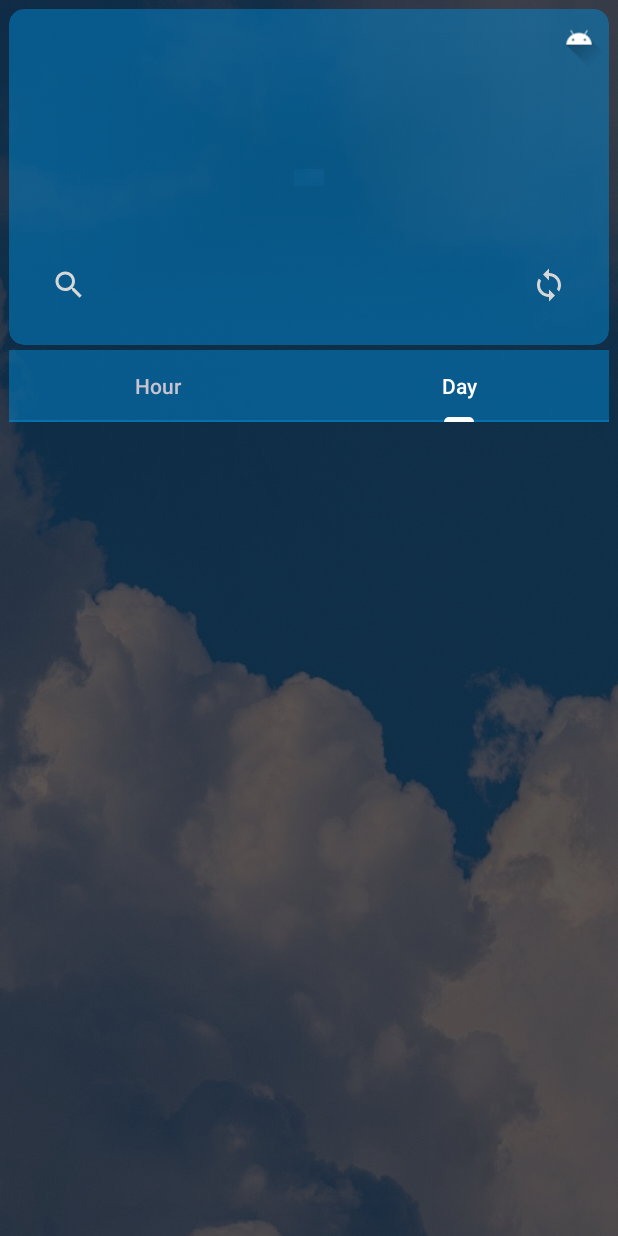
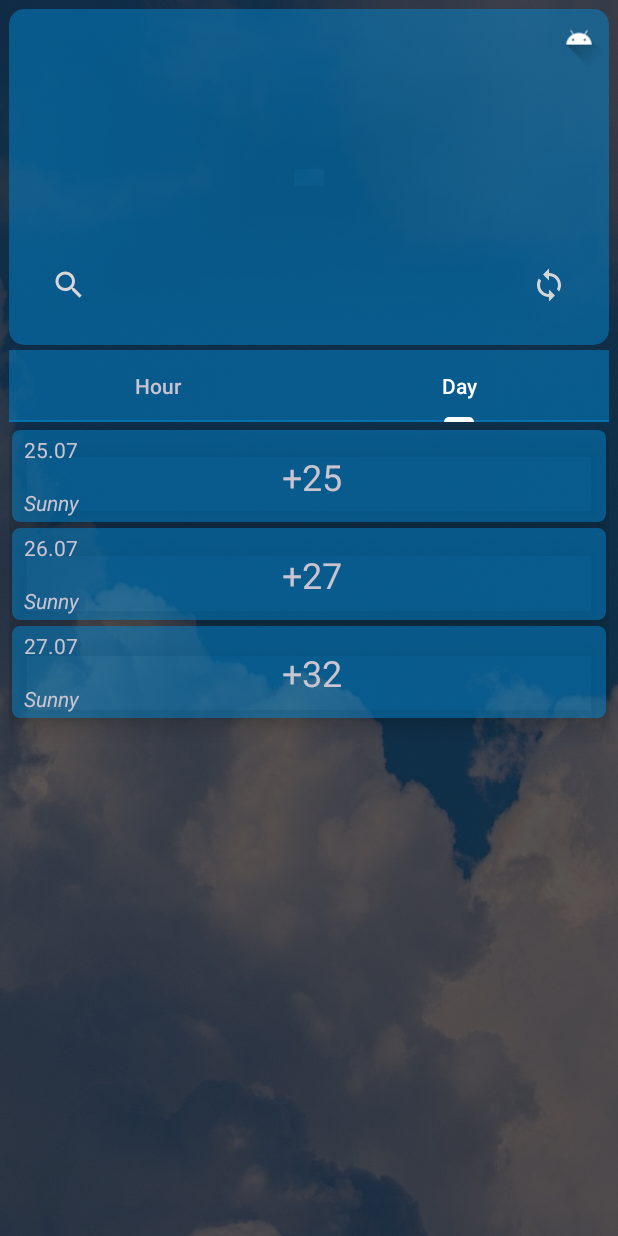
Before and after one commit to PopovGitProjects/WeatherForecastAppCourse, an Android app: the screen it shows after launch (MainActivity), tab 2 chosen, on a phone screen of 412 x 824 dp. Run offline under Robolectric (Android 15) with nearby library versions, the phone set to English and light mode, and no system bars; our stand-ins replace Volley; network calls fail; pictures from the network do not load; Roboto replaces fonts that are not available here.

Commit message:
Подключил RecyclerViewAdapter.kt в fragment_day_forecast.xml и fragment_hour_forecast.xml. Создал метод получения JSON с API.

```diff
--- a/app/src/main/AndroidManifest.xml
+++ b/app/src/main/AndroidManifest.xml
@@ -1,7 +1,6 @@
 <?xml version="1.0" encoding="utf-8"?>
 <manifest xmlns:android="http://schemas.android.com/apk/res/android"
-    xmlns:tools="http://schemas.android.com/tools"
-    package="com.example.weatherforecastappcourse">
+    xmlns:tools="http://schemas.android.com/tools">
     <uses-permission android:name="android.permission.INTERNET"/>
     <uses-permission android:name="android.permission.ACCESS_COARSE_LOCATION"/>
     <uses-permission android:name="android.permission.ACCESS_FINE_LOCATION"/>
--- /dev/null
+++ b/app/src/main/java/com/example/weatherforecastappcourse/RequestWeatherData.kt
@@ -0,0 +1,33 @@
+package com.example.weatherforecastappcourse
+
+import android.content.Context
+import android.util.Log
+import com.android.volley.Request
+import com.android.volley.toolbox.StringRequest
+import com.android.volley.toolbox.Volley
+import com.example.weatherforecastappcourse.constants.Const
+
+class RequestWeatherData {
+    fun requestWeatherData(city: String, context: Context){
+        val url = Const.API_URL +
+                Const.API_KEY +
+                "&q=" +
+                city +
+                "&days=" +
+                "5" +
+                "&aqi=no" +
+                "&alerts=no"
+        val queue = Volley.newRequestQueue(context)
+        val request = StringRequest(
+            Request.Method.GET,
+            url,
+            {
+                    result -> Log.d("My", "JSON Result: $result")
+            },
+            {
+                    error -> Log.e("My", "Volley ERROR: $error")
+            }
+        )
+        queue.add(request)
+    }
+}
--- a/app/src/main/java/com/example/weatherforecastappcourse/adapters/RecyclerViewAdapter.kt
+++ b/app/src/main/java/com/example/weatherforecastappcourse/adapters/RecyclerViewAdapter.kt
@@ -10,8 +10,7 @@ import com.example.weatherforecastappcourse.constants.Const
 import com.example.weatherforecastappcourse.databinding.ForecastItemBinding
 import com.example.weatherforecastappcourse.models.WeatherModel
 
-class RecyclerViewAdapter(dataSet: ArrayList<WeatherModel>, typeWeatherData: String): ListAdapter<WeatherModel, RecyclerViewAdapter.Holder>(Comporator()){
-    private val aDataSet = arrayListOf<WeatherModel>()
+class RecyclerViewAdapter(typeWeatherData: String): ListAdapter<WeatherModel, RecyclerViewAdapter.Holder>(Comparator()){
     private val aTypeWeatherData = typeWeatherData
 
     class Holder(private val binding: ForecastItemBinding, aTypeWeatherData: String): RecyclerView.ViewHolder(binding.root) {
@@ -31,7 +30,7 @@ class RecyclerViewAdapter(dataSet: ArrayList<WeatherModel>, typeWeatherData: Str
             }
         }
     }
-    class Comporator: DiffUtil.ItemCallback<WeatherModel>(){
+    class Comparator: DiffUtil.ItemCallback<WeatherModel>(){
         override fun areItemsTheSame(oldItem: WeatherModel, newItem: WeatherModel): Boolean {
             return oldItem == newItem
         }
--- a/app/src/main/java/com/example/weatherforecastappcourse/constants/Const.kt
+++ b/app/src/main/java/com/example/weatherforecastappcourse/constants/Const.kt
@@ -3,4 +3,7 @@ package com.example.weatherforecastappcourse.constants
 object Const {
     const val CURRENT = "Current"
     const val HOUR = "Hour"
+    const val API_KEY = "6cf520d6cc6f411587f110159223005"
+    const val API_URL = "https://api.weatherapi.com/v1/forecast.json?key="
+
 }
--- a/app/src/main/java/com/example/weatherforecastappcourse/fragments/DayForecastFragment.kt
+++ b/app/src/main/java/com/example/weatherforecastappcourse/fragments/DayForecastFragment.kt
@@ -1,33 +1,54 @@
 package com.example.weatherforecastappcourse.fragments
 
-import androidx.lifecycle.ViewModelProvider
 import android.os.Bundle
-import androidx.fragment.app.Fragment
 import android.view.LayoutInflater
 import android.view.View
 import android.view.ViewGroup
-import com.example.weatherforecastappcourse.R
-import com.example.weatherforecastappcourse.models.viewmodels.DayForecastViewModel
+import androidx.fragment.app.Fragment
+import androidx.recyclerview.widget.LinearLayoutManager
+import com.example.weatherforecastappcourse.adapters.RecyclerViewAdapter
+import com.example.weatherforecastappcourse.constants.Const
+import com.example.weatherforecastappcourse.databinding.FragmentDayForecastBinding
+import com.example.weatherforecastappcourse.models.WeatherModel
 
 class DayForecastFragment : Fragment() {
+
+    private var _binding: FragmentDayForecastBinding? = null
+    private val binding get() = _binding!!
+    private var adapter: RecyclerViewAdapter? = null
+
+    private val dataSet = arrayListOf(
+        WeatherModel("", "25.07", "Sunny", "", "+25", "", "", ""),
+        WeatherModel("", "26.07", "Sunny", "", "+27", "", "", ""),
+        WeatherModel("", "27.07", "Sunny", "", "+32", "", "", "")
+    )
 
     companion object {
         fun newInstance() = DayForecastFragment()
     }
 
-    private lateinit var viewModel: DayForecastViewModel
-
     override fun onCreateView(
         inflater: LayoutInflater, container: ViewGroup?,
         savedInstanceState: Bundle?
-    ): View? {
-        return inflater.inflate(R.layout.fragment_day_forecast, container, false)
+    ): View {
+        _binding = FragmentDayForecastBinding.inflate(inflater, container, false)
+        return binding.root
     }
 
-    override fun onActivityCreated(savedInstanceState: Bundle?) {
-        super.onActivityCreated(savedInstanceState)
-        viewModel = ViewModelProvider(this).get(DayForecastViewModel::class.java)
-        // TODO: Use the ViewModel
+    override fun onViewCreated(view: View, savedInstanceState: Bundle?) {
+        super.onViewCreated(view, savedInstanceState)
+        initRecyclerView()
     }
 
+    private fun initRecyclerView() = with(binding){
+        recyclerViewDay.layoutManager = LinearLayoutManager(activity)
+        adapter = RecyclerViewAdapter(Const.CURRENT)
+        recyclerViewDay.adapter = adapter
+        adapter!!.submitList(dataSet)
+    }
+
+    override fun onDestroy() {
+        super.onDestroy()
+        _binding = null
+    }
 }
--- a/app/src/main/java/com/example/weatherforecastappcourse/fragments/HourForecastFragment.kt
+++ b/app/src/main/java/com/example/weatherforecastappcourse/fragments/HourForecastFragment.kt
@@ -1,33 +1,55 @@
 package com.example.weatherforecastappcourse.fragments
 
-import androidx.lifecycle.ViewModelProvider
 import android.os.Bundle
-import androidx.fragment.app.Fragment
 import android.view.LayoutInflater
 import android.view.View
 import android.view.ViewGroup
-import com.example.weatherforecastappcourse.R
-import com.example.weatherforecastappcourse.models.viewmodels.HourForecastViewModel
+import androidx.fragment.app.Fragment
+import androidx.recyclerview.widget.LinearLayoutManager
+import com.example.weatherforecastappcourse.adapters.RecyclerViewAdapter
+import com.example.weatherforecastappcourse.constants.Const
+import com.example.weatherforecastappcourse.databinding.FragmentHourForecastBinding
+import com.example.weatherforecastappcourse.models.WeatherModel
 
 class HourForecastFragment : Fragment() {
+
+    private var _binding: FragmentHourForecastBinding? = null
+    private val binding get() = _binding!!
+    private var adapter: RecyclerViewAdapter? = null
+
+    private val dataSet = arrayListOf(
+        WeatherModel("", "12:00", "Sunny", "", "", "", "", "+22"),
+        WeatherModel("", "13:00", "Sunny", "", "", "", "", "+23"),
+        WeatherModel("", "14:00", "Sunny", "", "", "", "", "+25")
+    )
 
     companion object {
         fun newInstance() = HourForecastFragment()
     }
 
-    private lateinit var viewModel: HourForecastViewModel
-
     override fun onCreateView(
         inflater: LayoutInflater, container: ViewGroup?,
         savedInstanceState: Bundle?
-    ): View? {
-        return inflater.inflate(R.layout.fragment_hour_forecast, container, false)
+    ): View {
+        _binding = FragmentHourForecastBinding.inflate(inflater, container, false)
+        return binding.root
     }
 
-    override fun onActivityCreated(savedInstanceState: Bundle?) {
-        super.onActivityCreated(savedInstanceState)
-        viewModel = ViewModelProvider(this).get(HourForecastViewModel::class.java)
-        // TODO: Use the ViewModel
+    override fun onViewCreated(view: View, savedInstanceState: Bundle?) {
+        super.onViewCreated(view, savedInstanceState)
+        initRecyclerView()
+    }
+
+    private fun initRecyclerView() = with(binding){
+        recyclerViewHour.layoutManager = LinearLayoutManager(activity)
+        adapter = RecyclerViewAdapter(Const.HOUR)
+        recyclerViewHour.adapter = adapter
+        adapter!!.submitList(dataSet)
+    }
+
+    override fun onDestroyView() {
+        super.onDestroyView()
+        _binding = null
     }
 
 }
--- a/app/src/main/java/com/example/weatherforecastappcourse/fragments/MainFragment.kt
+++ b/app/src/main/java/com/example/weatherforecastappcourse/fragments/MainFragment.kt
@@ -10,6 +10,7 @@ import androidx.activity.result.ActivityResultLauncher
 import androidx.activity.result.contract.ActivityResultContracts
 import androidx.fragment.app.Fragment
 import androidx.fragment.app.FragmentActivity
+import com.example.weatherforecastappcourse.RequestWeatherData
 import com.example.weatherforecastappcourse.adapters.ViewPagerAdapter
 import com.example.weatherforecastappcourse.databinding.FragmentMainBinding
 import com.google.android.material.tabs.TabLayoutMediator
@@ -41,7 +42,7 @@ class MainFragment : Fragment() {
         super.onViewCreated(view, savedInstanceState)
         checkPermission()
         init()
-
+        RequestWeatherData().requestWeatherData("Perm", requireContext())
     }
     private fun init() = with(binding){
         val adapter = ViewPagerAdapter(activity as FragmentActivity, fragmentList)
--- a/app/src/main/res/layout/fragment_day_forecast.xml
+++ b/app/src/main/res/layout/fragment_day_forecast.xml
@@ -22,7 +22,7 @@
         />
 
     <androidx.recyclerview.widget.RecyclerView
-        android:id="@+id/recyclerView"
+        android:id="@+id/recyclerViewDay"
         android:layout_width="match_parent"
         android:layout_height="match_parent"
         tools:listitem="@layout/forecast_item" />
--- a/app/src/main/res/layout/fragment_hour_forecast.xml
+++ b/app/src/main/res/layout/fragment_hour_forecast.xml
@@ -22,6 +22,7 @@
         />
 
     <androidx.recyclerview.widget.RecyclerView
+        android:id="@+id/recyclerViewHour"
         android:layout_width="match_parent"
         android:layout_height="match_parent"
         tools:listitem="@layout/forecast_item"
--- a/app/src/main/res/layout/fragment_main.xml
+++ b/app/src/main/res/layout/fragment_main.xml
@@ -153,12 +153,12 @@
         <com.google.android.material.tabs.TabItem
             android:layout_width="wrap_content"
             android:layout_height="wrap_content"
-            android:text="Monday" />
+            android:text="@string/monday" />
 
         <com.google.android.material.tabs.TabItem
             android:layout_width="wrap_content"
             android:layout_height="wrap_content"
-            android:text="Tuesday" />
+            android:text="@string/tuesday" />
 
     </com.google.android.material.tabs.TabLayout>
 
--- a/app/src/main/res/values/strings.xml
+++ b/app/src/main/res/values/strings.xml
@@ -6,4 +6,6 @@
     <string name="search">Search</string>
     <string name="weather_image">Weather image</string>
     <string name="refresh">Refresh</string>
+    <string name="monday">Monday</string>
+    <string name="tuesday">Tuesday</string>
 </resources>
```
Also changed, not shown: app/build.gradle (+10 -9 lines).
